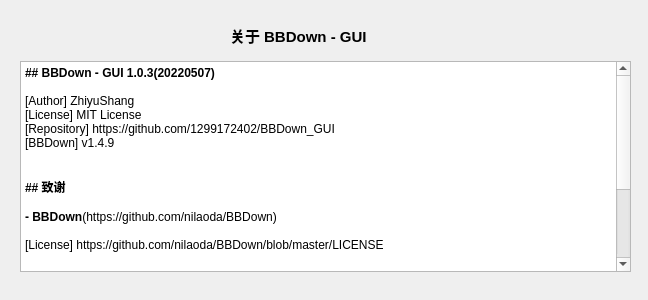
This is UI/about.ui in 1299172402/BBDown_GUI as Qt 5 draws it before an edit. The edited form follows.
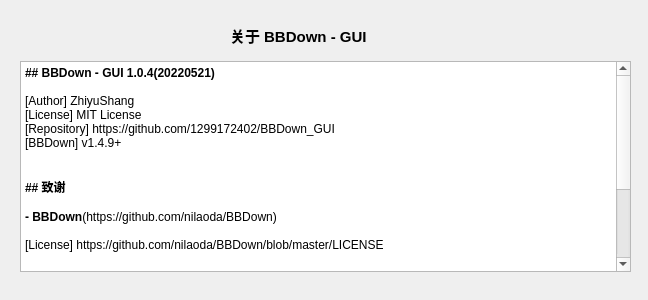
This is the edited form. Icons and pictures are not drawn.

```diff
--- a/UI/about.ui
+++ b/UI/about.ui
@@ -31,12 +31,12 @@
 &lt;html&gt;&lt;head&gt;&lt;meta name=&quot;qrichtext&quot; content=&quot;1&quot; /&gt;&lt;style type=&quot;text/css&quot;&gt;
 p, li { white-space: pre-wrap; }
 &lt;/style&gt;&lt;/head&gt;&lt;body style=&quot; font-family:'SimSun'; font-size:9pt; font-weight:400; font-style:normal;&quot;&gt;
-&lt;p style=&quot; margin-top:0px; margin-bottom:0px; margin-left:0px; margin-right:0px; -qt-block-indent:0; text-indent:0px;&quot;&gt;&lt;span style=&quot; font-weight:600;&quot;&gt;## BBDown - GUI 1.0.3(20220507)&lt;/span&gt;&lt;/p&gt;
+&lt;p style=&quot; margin-top:0px; margin-bottom:0px; margin-left:0px; margin-right:0px; -qt-block-indent:0; text-indent:0px;&quot;&gt;&lt;span style=&quot; font-weight:600;&quot;&gt;## BBDown - GUI 1.0.4(20220521)&lt;/span&gt;&lt;/p&gt;
 &lt;p style=&quot;-qt-paragraph-type:empty; margin-top:0px; margin-bottom:0px; margin-left:0px; margin-right:0px; -qt-block-indent:0; text-indent:0px; font-weight:600;&quot;&gt;&lt;br /&gt;&lt;/p&gt;
 &lt;p style=&quot; margin-top:0px; margin-bottom:0px; margin-left:0px; margin-right:0px; -qt-block-indent:0; text-indent:0px;&quot;&gt;[Author] ZhiyuShang&lt;/p&gt;
 &lt;p style=&quot; margin-top:0px; margin-bottom:0px; margin-left:0px; margin-right:0px; -qt-block-indent:0; text-indent:0px;&quot;&gt;[License] MIT License&lt;/p&gt;
 &lt;p style=&quot; margin-top:0px; margin-bottom:0px; margin-left:0px; margin-right:0px; -qt-block-indent:0; text-indent:0px;&quot;&gt;[Repository] https://github.com/1299172402/BBDown_GUI&lt;/p&gt;
-&lt;p style=&quot; margin-top:0px; margin-bottom:0px; margin-left:0px; margin-right:0px; -qt-block-indent:0; text-indent:0px;&quot;&gt;[BBDown] v1.4.9&lt;/p&gt;
+&lt;p style=&quot; margin-top:0px; margin-bottom:0px; margin-left:0px; margin-right:0px; -qt-block-indent:0; text-indent:0px;&quot;&gt;[BBDown] v1.4.9+&lt;/p&gt;
 &lt;p style=&quot;-qt-paragraph-type:empty; margin-top:0px; margin-bottom:0px; margin-left:0px; margin-right:0px; -qt-block-indent:0; text-indent:0px;&quot;&gt;&lt;br /&gt;&lt;/p&gt;
 &lt;p style=&quot;-qt-paragraph-type:empty; margin-top:0px; margin-bottom:0px; margin-left:0px; margin-right:0px; -qt-block-indent:0; text-indent:0px;&quot;&gt;&lt;br /&gt;&lt;/p&gt;
 &lt;p style=&quot; margin-top:0px; margin-bottom:0px; margin-left:0px; margin-right:0px; -qt-block-indent:0; text-indent:0px;&quot;&gt;&lt;span style=&quot; font-weight:600;&quot;&gt;## 致谢&lt;/span&gt;&lt;/p&gt;
```
Left out of the diff: 4 changed lines with no effect on the pictures.
